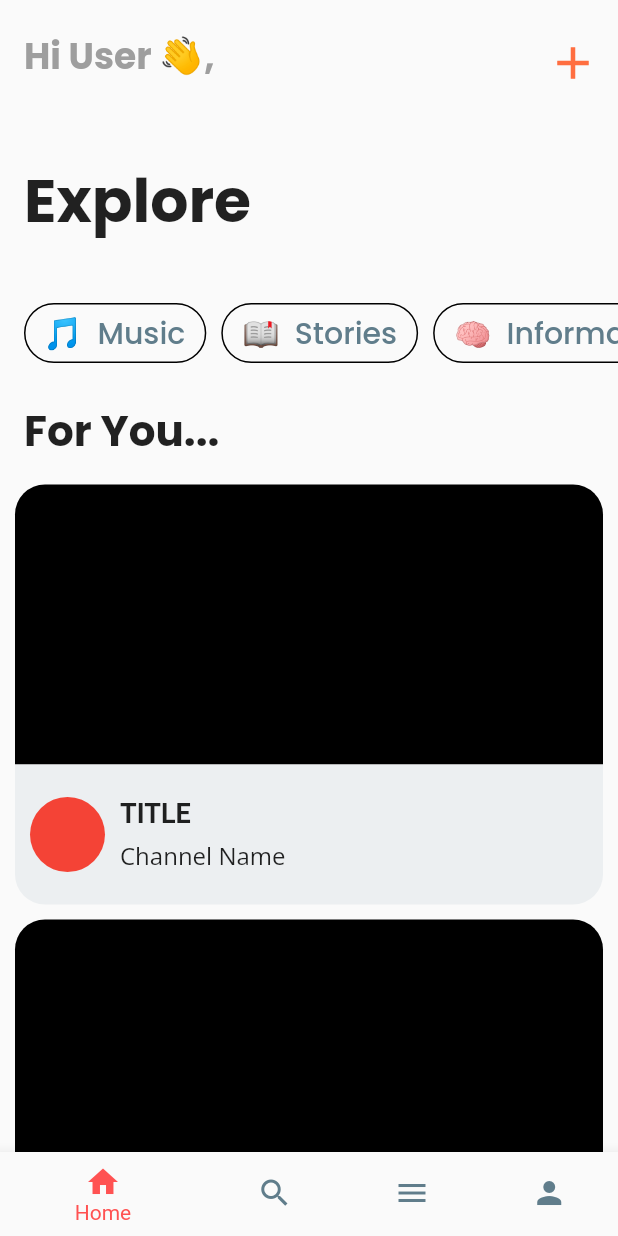
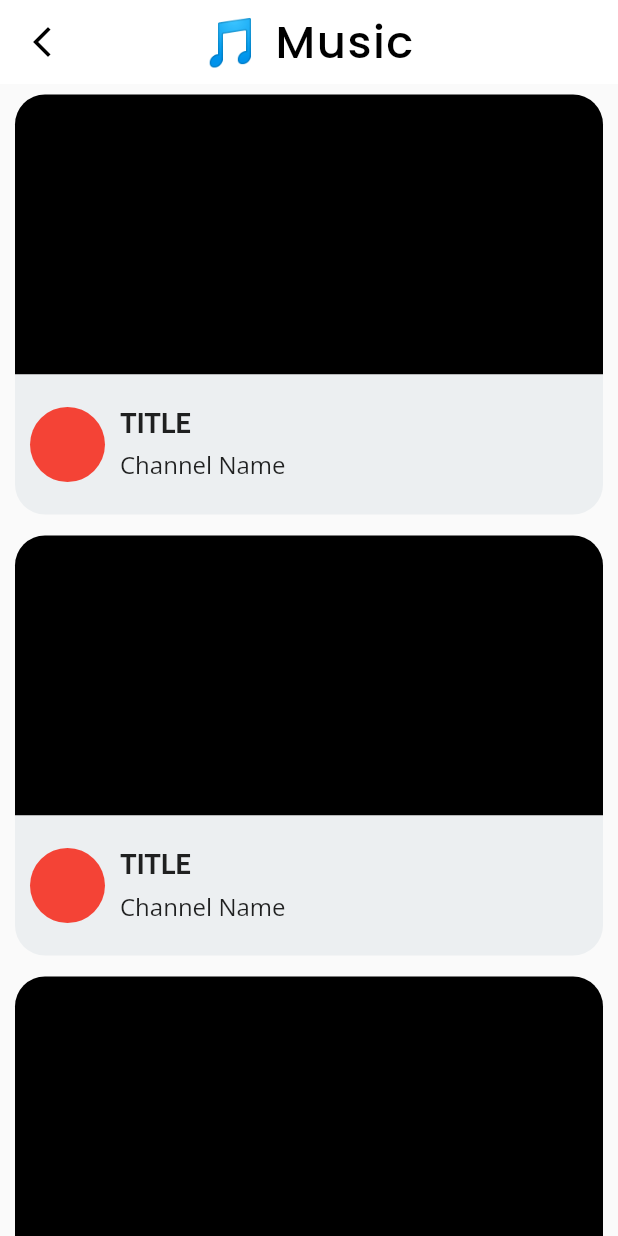
Before and after one commit to ManoVikram/MusikRadio, a Flutter app: the screen it shows after launch, after a tap on "Music", on a phone screen of 412 x 824 dp. Run offline on Flutter 3.47's test engine with Material 2 defaults, Android fonts, the phone set to English and light mode, and no system bars; our stand-ins replace flutter_svg, google_fonts, pin_code_fields.

Commit message:
Category Screen UI done and the audio card is a separate widget now.

```diff
--- a/lib/main.dart
+++ b/lib/main.dart
@@ -6,6 +6,7 @@ import './screens/authenticationScreens/login_screen.dart';
 import './screens/authenticationScreens/signup_screen.dart';
 import './screens/otpScreen/otp_screen.dart';
 import './screens/homeScreen/home_screen.dart';
+import './screens/categoryScreen/category_screen.dart';
 
 class MyApp extends StatefulWidget {
   const MyApp({Key? key}) : super(key: key);
@@ -31,6 +32,7 @@ class _MyAppState extends State<MyApp> {
         SignupScreen.routeName: (context) => const SignupScreen(),
         OtpScreen.routeName: (context) => OtpScreen(),
         HomeScreen.routeName: (context) => const HomeScreen(),
+        CategoryScreen.routeName: (context) => const CategoryScreen(),
       },
       home: const AudioApp(),
     );
--- /dev/null
+++ b/lib/screens/categoryScreen/category_screen.dart
@@ -0,0 +1,47 @@
+import 'package:flutter/material.dart';
+import 'package:google_fonts/google_fonts.dart';
+
+import '../../widgets/audio_card.dart';
+
+class CategoryScreen extends StatelessWidget {
+  const CategoryScreen({Key? key}) : super(key: key);
+
+  static const routeName = "/categoryScreen";
+
+
+  @override
+  Widget build(BuildContext context) {
+  final args =
+      ModalRoute.of(context)?.settings.arguments as Map<String, dynamic>;
+
+    return Scaffold(
+      appBar: AppBar(
+        leading: IconButton(
+          onPressed: () {
+            Navigator.of(context).pop();
+          },
+          icon: const Icon(Icons.arrow_back_ios_new),
+          color: Colors.black,
+        ),
+        title: Text(
+          args["title"],
+          style: TextStyle(
+            fontFamily: GoogleFonts.poppins().fontFamily,
+            fontSize: 30,
+            // fontWeight: FontWeight.bold,
+            letterSpacing: 1,
+            color: Colors.black,
+          ),
+        ),
+        centerTitle: true,
+        backgroundColor: Colors.white,
+        elevation: 0,
+      ),
+      body: ListView.builder(
+        physics: const BouncingScrollPhysics(),
+        itemBuilder: (context, index) => const AudioCard(),
+        itemCount: 3,
+      ),
+    );
+  }
+}
--- a/lib/screens/homeScreen/home_screen.dart
+++ b/lib/screens/homeScreen/home_screen.dart
@@ -3,6 +3,8 @@ import 'package:flutter/widgets.dart';
 import 'package:google_fonts/google_fonts.dart';
 
 import '../../widgets/category_button.dart';
+import '../../widgets/audio_card.dart';
+import '../../screens/categoryScreen/category_screen.dart';
 
 class HomeScreen extends StatefulWidget {
   const HomeScreen({Key? key}) : super(key: key);
@@ -15,7 +17,6 @@ class HomeScreen extends StatefulWidget {
 
 class _HomeScreenState extends State<HomeScreen> {
   int _selectedIndex = 0;
-  int _categorySelected = 2;
 
   void _onTapped(int index) {
     setState(() {
@@ -117,21 +118,52 @@ class _HomeScreenState extends State<HomeScreen> {
                   child: Row(
                     // ignore: prefer_const_literals_to_create_immutables
                     children: [
-                      const CategoryButton(
-                        text: "Music",
-                        emoji: "🎵",
-                      ),
-                      const CategoryButton(
+                      CategoryButton(
+                          text: "Music",
+                          emoji: "🎵",
+                          onTapped: () {
+                            Navigator.of(context).pushNamed(
+                              CategoryScreen.routeName,
+                              arguments: {
+                                "title": "🎵 Music",
+                              },
+                            );
+                          }),
+                      CategoryButton(
                         text: "Stories",
                         emoji: "📖",
+                        onTapped: () {
+                          Navigator.of(context).pushNamed(
+                            CategoryScreen.routeName,
+                            arguments: {
+                              "title": "📖 Stories",
+                            },
+                          );
+                        },
                       ),
-                      const CategoryButton(
+                      CategoryButton(
                         text: "Informative",
                         emoji: "🧠",
+                        onTapped: () {
+                          Navigator.of(context).pushNamed(
+                            CategoryScreen.routeName,
+                            arguments: {
+                              "title": "🧠 Informative",
+                            },
+                          );
+                        },
                       ),
-                      const CategoryButton(
+                      CategoryButton(
                         text: "Entertainment",
                         emoji: "😂",
+                        onTapped: () {
+                          Navigator.of(context).pushNamed(
+                            CategoryScreen.routeName,
+                            arguments: {
+                              "title": "😂 Entertainment",
+                            },
+                          );
+                        },
                       ),
                     ],
                   ),
@@ -155,102 +187,9 @@ class _HomeScreenState extends State<HomeScreen> {
                 shrinkWrap: true,
                 // physics: const BouncingScrollPhysics(),
                 physics: const NeverScrollableScrollPhysics(),
-                itemCount: 2,
+                itemCount: 3,
                 itemBuilder: (BuildContext context, int index) {
-                  return InkWell(
-                    onTap: () {},
-                    child: Container(
-                      height: 280,
-                      width: double.infinity,
-                      margin: const EdgeInsets.symmetric(
-                        horizontal: 10,
-                        vertical: 5,
-                      ),
-                      decoration: BoxDecoration(
-                        borderRadius: BorderRadius.circular(20),
-                      ),
-                      child: Column(
-                        mainAxisAlignment: MainAxisAlignment.start,
-                        crossAxisAlignment: CrossAxisAlignment.start,
-                        children: [
-                          Expanded(
-                            flex: 6,
-                            child: Container(
-                              decoration: const BoxDecoration(
-                                color: Colors.black,
-                                borderRadius: BorderRadius.only(
-                                  topLeft: Radius.circular(20),
-                                  topRight: Radius.circular(20),
-                                ),
-                              ),
-                            ),
-                          ),
-                          Expanded(
-                            flex: 3,
-                            child: Container(
-                              padding: const EdgeInsets.all(10.0),
-                              decoration: BoxDecoration(
-                                color: Colors.blueGrey[50],
-                                borderRadius: const BorderRadius.only(
-                                  bottomLeft: Radius.circular(20),
-                                  bottomRight: Radius.circular(20),
-                                ),
-                              ),
-                              child: Row(
-                                mainAxisAlignment: MainAxisAlignment.start,
-                                crossAxisAlignment: CrossAxisAlignment.center,
-                                children: [
-                                  Container(
-                                    height: 50,
-                                    width: 50,
-                                    decoration: const BoxDecoration(
-                                      color: Colors.red,
-                                      shape: BoxShape.circle,
-                                    ),
-                                  ),
-                                  const SizedBox(
-                                    width: 10,
-                                  ),
-                                  Expanded(
-                                    child: Column(
-                                      mainAxisAlignment:
-                                          MainAxisAlignment.center,
-                                      crossAxisAlignment:
-                                          CrossAxisAlignment.start,
-                                      children: [
-                                        Text(
-                                          "TITLE",
-                                          style: TextStyle(
-                                            fontFamily:
-                                                GoogleFonts.roboto().fontFamily,
-                                            fontSize: 18,
-                                            fontWeight: FontWeight.bold,
-                                            overflow: TextOverflow.ellipsis,
-                                          ),
-                                          maxLines: 2,
-                                        ),
-                                        // const Spacer(),
-                                        const SizedBox(
-                                          height: 7,
-                                        ),
-                                        Text(
-                                          "Channel Name",
-                                          style: TextStyle(
-                                              fontFamily: GoogleFonts.openSans()
-                                                  .fontFamily,
-                                              fontSize: 16),
-                                        ),
-                                      ],
-                                    ),
-                                  ),
-                                ],
-                              ),
-                            ),
-                          ),
-                        ],
-                      ),
-                    ),
-                  );
+                  return const AudioCard();
                 },
               ),
             ],
--- /dev/null
+++ b/lib/widgets/audio_card.dart
@@ -0,0 +1,102 @@
+import 'package:flutter/material.dart';
+import 'package:google_fonts/google_fonts.dart';
+
+class AudioCard extends StatelessWidget {
+  const AudioCard({
+    Key? key,
+  }) : super(key: key);
+
+  @override
+  Widget build(BuildContext context) {
+    return InkWell(
+      onTap: () {},
+      child: Container(
+        height: 280,
+        width: double.infinity,
+        margin: const EdgeInsets.symmetric(
+          horizontal: 10,
+          vertical: 7,
+        ),
+        decoration: BoxDecoration(
+          borderRadius: BorderRadius.circular(20),
+        ),
+        child: Column(
+          mainAxisAlignment: MainAxisAlignment.start,
+          crossAxisAlignment: CrossAxisAlignment.start,
+          children: [
+            Expanded(
+              flex: 6,
+              child: Container(
+                decoration: const BoxDecoration(
+                  color: Colors.black,
+                  borderRadius: BorderRadius.only(
+                    topLeft: Radius.circular(20),
+                    topRight: Radius.circular(20),
+                  ),
+                ),
+              ),
+            ),
+            Expanded(
+              flex: 3,
+              child: Container(
+                padding: const EdgeInsets.all(10.0),
+                decoration: BoxDecoration(
+                  color: Colors.blueGrey[50],
+                  borderRadius: const BorderRadius.only(
+                    bottomLeft: Radius.circular(20),
+                    bottomRight: Radius.circular(20),
+                  ),
+                ),
+                child: Row(
+                  mainAxisAlignment: MainAxisAlignment.start,
+                  crossAxisAlignment: CrossAxisAlignment.center,
+                  children: [
+                    Container(
+                      height: 50,
+                      width: 50,
+                      decoration: const BoxDecoration(
+                        color: Colors.red,
+                        shape: BoxShape.circle,
+                      ),
+                    ),
+                    const SizedBox(
+                      width: 10,
+                    ),
+                    Expanded(
+                      child: Column(
+                        mainAxisAlignment: MainAxisAlignment.center,
+                        crossAxisAlignment: CrossAxisAlignment.start,
+                        children: [
+                          Text(
+                            "TITLE",
+                            style: TextStyle(
+                              fontFamily: GoogleFonts.roboto().fontFamily,
+                              fontSize: 18,
+                              fontWeight: FontWeight.bold,
+                              overflow: TextOverflow.ellipsis,
+                            ),
+                            maxLines: 2,
+                          ),
+                          // const Spacer(),
+                          const SizedBox(
+                            height: 7,
+                          ),
+                          Text(
+                            "Channel Name",
+                            style: TextStyle(
+                                fontFamily: GoogleFonts.openSans().fontFamily,
+                                fontSize: 16),
+                          ),
+                        ],
+                      ),
+                    ),
+                  ],
+                ),
+              ),
+            ),
+          ],
+        ),
+      ),
+    );
+  }
+}
--- a/lib/widgets/category_button.dart
+++ b/lib/widgets/category_button.dart
@@ -6,19 +6,21 @@ class CategoryButton extends StatelessWidget {
     Key? key,
     required this.text,
     required this.emoji,
+    required this.onTapped,
     this.isSelected = false,
   }) : super(key: key);
 
   final String text;
   final String emoji;
   final bool isSelected;
+  final void Function()? onTapped;
 
   @override
   Widget build(BuildContext context) {
     return Padding(
       padding: const EdgeInsets.only(right: 10.0),
       child: TextButton(
-        onPressed: () {},
+        onPressed: onTapped,
         style: TextButton.styleFrom(
           shape: RoundedRectangleBorder(
             borderRadius: BorderRadius.circular(30),
```
Also changed, not shown: pubspec.lock.
